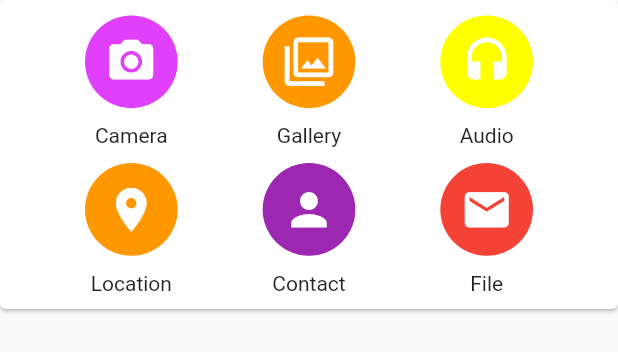
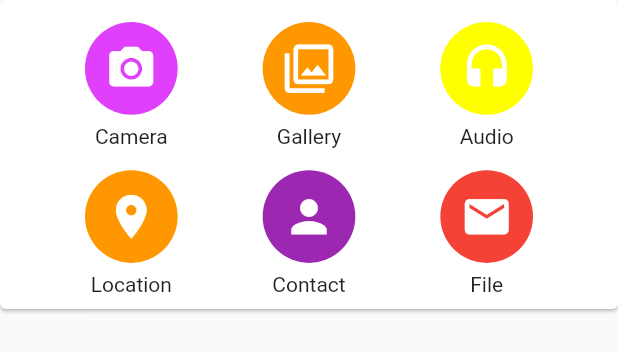
Before and after one commit to prabhurajesh/vChat, a Flutter app: the Attachment widget shown alone on an empty page, opened directly, on a phone screen of 412 x 824 dp. Shown: the top 352 px of the screen. Run offline on Flutter 3.47's test engine with Material 2 defaults, Android fonts, the phone set to English and light mode, and no system bars; our stand-ins replace font_awesome_flutter; missing offline and left inert: country_pickers, keyboard_visibility, pin_entry_text_field.

Commit message:
minor bugs fixed

```diff
--- a/lib/components/attachement.dart
+++ b/lib/components/attachement.dart
@@ -12,10 +12,11 @@ class Attachment extends StatelessWidget {
           width: width,
           height: height * 0.25,
           child: Column(
-            crossAxisAlignment: CrossAxisAlignment.center,
+            //crossAxisAlignment: CrossAxisAlignment.center,
+            mainAxisAlignment: MainAxisAlignment.spaceEvenly,
             children: <Widget>[
               Row(
-                  crossAxisAlignment: CrossAxisAlignment.center,
+                  //crossAxisAlignment: CrossAxisAlignment.center,
                   mainAxisAlignment: MainAxisAlignment.spaceEvenly,
                   children: <Widget>[
                     AttachmentIcons(
@@ -35,7 +36,7 @@ class Attachment extends StatelessWidget {
                     ),
                   ]),
               Row(
-                crossAxisAlignment: CrossAxisAlignment.center,
+                // crossAxisAlignment: CrossAxisAlignment.center,
                 mainAxisAlignment: MainAxisAlignment.spaceEvenly,
                 children: <Widget>[
                   AttachmentIcons(
--- a/lib/components/attachmentIcons.dart
+++ b/lib/components/attachmentIcons.dart
@@ -23,7 +23,7 @@ class AttachmentIcons extends StatelessWidget {
       children: <Widget>[
         Container(
           width: width * 0.15,
-          height: height * 0.10,
+          height: height * 0.09,
           decoration: BoxDecoration(shape: BoxShape.circle, color: color),
           child: Icon(
             homeIcon,
```
